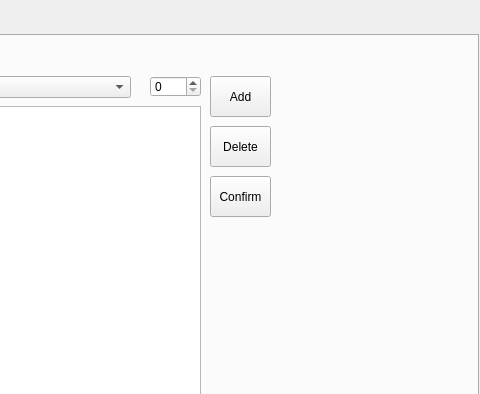
Old version of the form easy-cheese.ui in the repository Crunchymcbones/Demo-store; both pictures show x 632 to 1112 and y 0 to 394 of the 1112 by 884 pixel window.
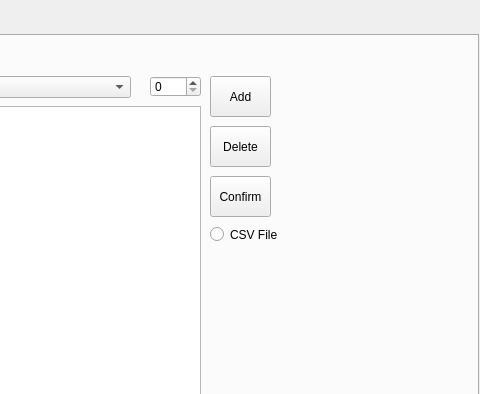
New version of the form. The open tabs and pages were chosen to show the change.

Commit message: I fixed the bugs even more.

The edit to the form file:
```diff
--- a/easy-cheese.ui
+++ b/easy-cheese.ui
@@ -450,6 +450,19 @@
        </property>
       </widget>
      </widget>
+     <widget class="QRadioButton" name="vsvFileRdo">
+      <property name="geometry">
+       <rect>
+        <x>840</x>
+        <y>190</y>
+        <width>82</width>
+        <height>17</height>
+       </rect>
+      </property>
+      <property name="text">
+       <string>CSV File</string>
+      </property>
+     </widget>
     </widget>
     <widget class="QWidget" name="tab_2">
      <attribute name="title">
```
The commit also changes 2 other files.
